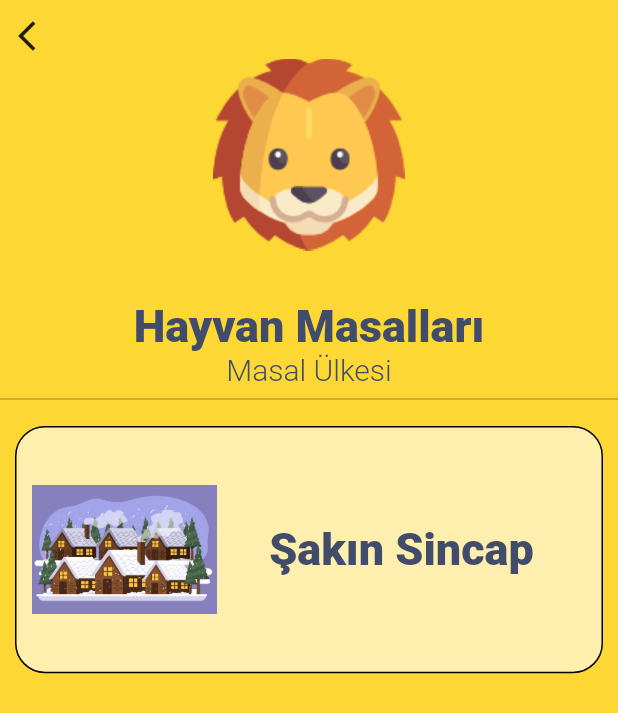
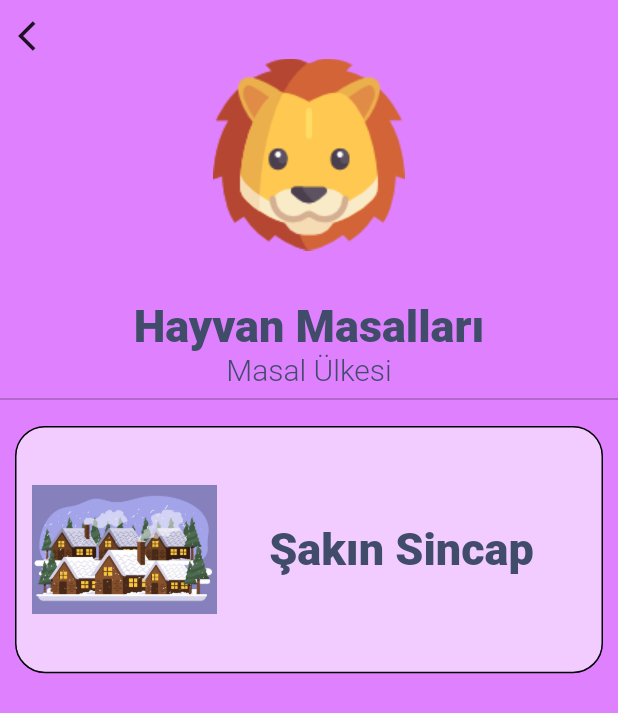
Before and after one commit to ummuhan/MasalUlkesiApp, a Flutter app: the screen it shows after launch, after a tap on "İngilizce Masallar", on a phone screen of 412 x 824 dp. Shown: the top 713 px of the screen. Run offline on Flutter 3.47's test engine with Material 2 defaults, Android fonts, the phone set to English and light mode, and no system bars; our stand-ins replace flutter_swiper, sqflite; accounts and stored records are empty; Roboto replaces fonts that are missing (Avenir); statements that could not run were skipped.

Commit message:
background color düzenlemeleri yapıldı.

```diff
--- /dev/null
+++ b/lib/model/bgcolor_model.dart
@@ -0,0 +1,16 @@
+import 'package:flutter/cupertino.dart';
+import 'package:flutter/material.dart';
+
+class BgColorModel {
+  Color color;
+
+  BgColorModel({this.color});
+}
+
+List<BgColorModel> bgColorItem = [
+  BgColorModel(color: Color(0xFFdf80ff)),
+  BgColorModel(color: Color(0xFF80ffbf)),
+  BgColorModel(color: Color(0xFFffdf80)),
+  BgColorModel(color: Color(0xFFff80bf)),
+  BgColorModel(color: Color(0xFF4db8ff)),
+];
--- a/lib/screens/detail_page.dart
+++ b/lib/screens/detail_page.dart
@@ -3,6 +3,7 @@ import 'dart:convert';
 import 'package:flutter/material.dart';
 import 'package:flutter/services.dart';
 import 'package:storyapp/Colors/constants.dart';
+import 'package:storyapp/model/bgcolor_model.dart';
 import 'package:storyapp/model/masal.dart';
 
 class DetailPage extends StatefulWidget {
@@ -34,10 +35,11 @@ class _DetailPageState extends State<DetailPage> {
     loadLocalJson();
   }
 
+
   @override
   Widget build(BuildContext context) {
     return Scaffold(
-        backgroundColor: Colors.yellow[600],
+        backgroundColor: bgColorItem[widget.index].color,
         body: ListView(
           children: [
             Stack(
```
